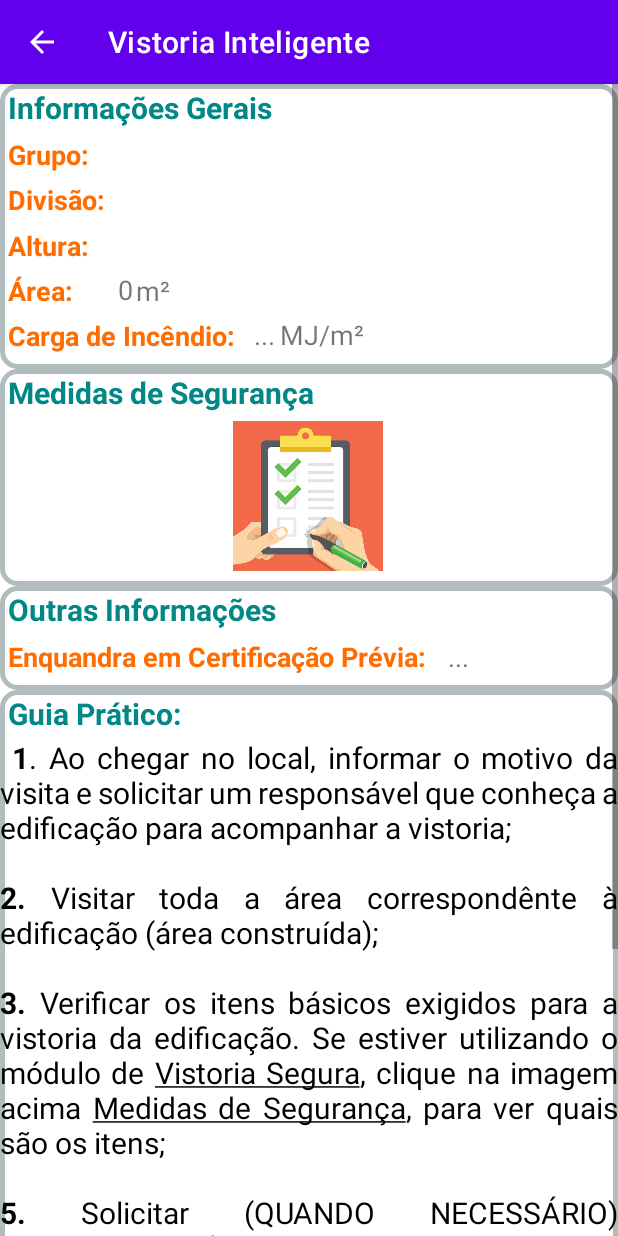
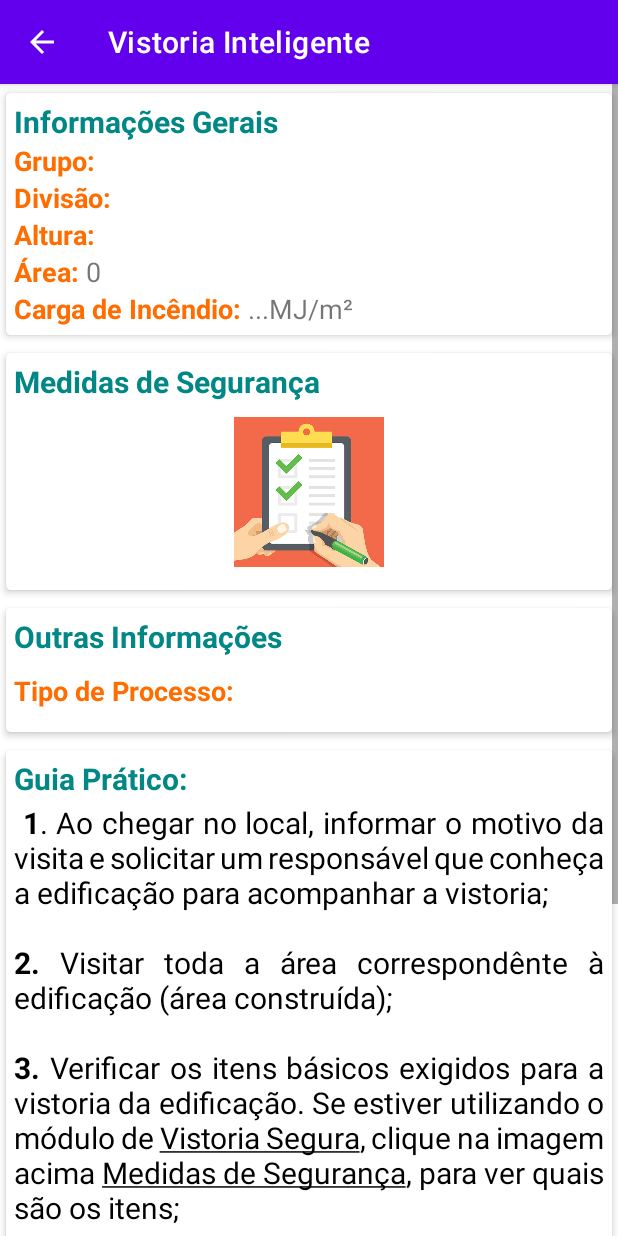
Before and after one commit to edmundobop/Vistoria_Facil, an Android app: the Controle_Resultado screen opened directly, with no data from a screen before it, on a phone screen of 412 x 824 dp. Run offline under Robolectric (Android 15) with nearby library versions, the phone set to English and light mode, and no system bars; 17 statements that could not run were skipped.

Commit message:
Alterações not 27/10/21

```diff
--- a/app/src/main/AndroidManifest.xml
+++ b/app/src/main/AndroidManifest.xml
@@ -147,7 +147,7 @@
             android:parentActivityName=".main.Vistorias" />
         <activity
             android:name=".main.vistoria.Processos"
-            android:label="Certificação Prévia"
+            android:label="Processos"
             android:parentActivityName=".main.Vistorias" />
         <activity
             android:name=".main.vistoria.Consulta_rapida"
--- a/app/src/main/java/br/com/stone4/main/MainActivity.java
+++ b/app/src/main/java/br/com/stone4/main/MainActivity.java
@@ -61,7 +61,7 @@ public class MainActivity extends AppCompatActivity {
     - otimizar escolhas - ex: divisão e1 c/ altura > 4 nao precisa perguntar se tem alojamentos
     - otimizar divisao f8 - nao precisa pedir pavimento com altura >= 3
     - otimizar divisão g5/g6 - brigada - somente para quem tem sistema de resfriamento ou espuma
-    - colocar lista de exigencias exclusivas - quando olhar posso rolar pro ladoe elas somem
+    - colocar lista de exigencias exclusivas - quando olhar posso rolar pro lado e elas somem
     - calculo Carga de Incêndio (CI)
     - incluir menu de exigencias especificas no menu de vistorias
     - incluir menu para baixar ou mostrar pdfs do site: todos relacionados a vistoria
--- a/app/src/main/java/br/com/stone4/main/vistoria/Processos.java
+++ b/app/src/main/java/br/com/stone4/main/vistoria/Processos.java
@@ -4,6 +4,7 @@ package br.com.stone4.main.vistoria;
 import androidx.appcompat.app.AppCompatActivity;
 
 
+import android.content.Intent;
 import android.os.Bundle;
 
 import com.github.barteksc.pdfviewer.PDFView;
@@ -17,8 +18,11 @@ public class Processos extends AppCompatActivity {
         super.onCreate(savedInstanceState);
         setContentView(R.layout.activity_processos);
 
+        String URLpdf = ("bizuario.pdf");
+
         PDFView pdfView = findViewById(R.id.pdf_processos);
-        pdfView.fromAsset("bizuario").load();
+        pdfView.fromAsset(URLpdf).load();
+
         // justifica o texto
         /*if (Build.VERSION.SDK_INT >= Build.VERSION_CODES.O) {
             textView.setJustificationMode(JUSTIFICATION_MODE_INTER_WORD);
--- a/app/src/main/res/layout/activity_resultado_main.xml
+++ b/app/src/main/res/layout/activity_resultado_main.xml
@@ -14,294 +14,282 @@
             android:layout_height="wrap_content"
             android:orientation="vertical">
 
-            <androidx.constraintlayout.widget.ConstraintLayout
+            <androidx.cardview.widget.CardView
                 android:layout_width="match_parent"
                 android:layout_height="wrap_content"
-                android:background="@drawable/layoult_border">
+                android:background="@drawable/layoult_border"
+                app:cardBackgroundColor="@color/white"
+                app:cardCornerRadius="3dp"
+                app:cardElevation="3dp"
+                app:cardUseCompatPadding="true"
+                app:contentPadding="5dp">
+
+                <LinearLayout
+                    android:layout_width="match_parent"
+                    android:layout_height="wrap_content"
+                    android:orientation="vertical">
 
                     <TextView
                         android:id="@+id/textView"
                         style="@style/bizus"
                         android:layout_width="wrap_content"
                         android:layout_height="wrap_content"
-                    android:layout_marginStart="5dp"
-                    android:layout_marginTop="2dp"
                         android:text="Informações Gerais"
                         android:textColor="@color/teal_700"
                         android:textSize="20dp"
-                    android:textStyle="bold"
-                    app:layout_constraintStart_toStartOf="parent"
-                    app:layout_constraintTop_toTopOf="parent"
-                    tools:ignore="MissingConstraints" />
+                        android:textStyle="bold" />
+
+                    <LinearLayout
+                        android:layout_width="wrap_content"
+                        android:layout_height="wrap_content"
+                        android:orientation="horizontal">
 
                         <TextView
                             android:id="@+id/textView3"
                             android:layout_width="wrap_content"
                             android:layout_height="wrap_content"
-                    android:layout_marginStart="5dp"
-                    android:layout_marginTop="5dp"
-                    android:text="Grupo: "
+                            android:text="Grupo:"
                             android:textColor="#FF6D00"
                             android:textSize="18dp"
-                    android:textStyle="bold"
-                    app:layout_constraintStart_toStartOf="parent"
-                    app:layout_constraintTop_toBottomOf="@+id/textView" />
+                            android:textStyle="bold" />
+
+                        <TextView
+                            android:id="@+id/textView7"
+                            android:layout_width="wrap_content"
+                            android:layout_height="match_parent"
+                            android:layout_marginStart="3dp"
+                            android:textSize="18dp" />
+                    </LinearLayout>
+
+                    <LinearLayout
+                        android:layout_width="match_parent"
+                        android:layout_height="wrap_content"
+                        android:orientation="horizontal">
 
                         <TextView
                             android:id="@+id/textView4"
                             android:layout_width="wrap_content"
                             android:layout_height="wrap_content"
-                    android:layout_marginStart="5dp"
-                    android:layout_marginTop="5dp"
                             android:text="Divisão: "
                             android:textColor="#FF6D00"
                             android:textSize="18dp"
-                    android:textStyle="bold"
-                    app:layout_constraintStart_toStartOf="parent"
-                    app:layout_constraintTop_toBottomOf="@+id/textView3" />
+                            android:textStyle="bold" />
+
+                        <TextView
+                            android:id="@+id/textView8"
+                            android:layout_width="match_parent"
+                            android:layout_height="wrap_content"
+                            android:layout_marginStart="3dp"
+                            android:textSize="18dp" />
+
+                    </LinearLayout>
+
+                    <LinearLayout
+                        android:layout_width="match_parent"
+                        android:layout_height="wrap_content"
+                        android:orientation="horizontal">
 
                         <TextView
                             android:id="@+id/textView5"
                             android:layout_width="wrap_content"
                             android:layout_height="wrap_content"
-                    android:layout_marginStart="5dp"
-                    android:layout_marginTop="6dp"
                             android:text="Altura: "
                             android:textColor="#FF6D00"
                             android:textSize="18dp"
-                    android:textStyle="bold"
-                    app:layout_constraintStart_toStartOf="parent"
-                    app:layout_constraintTop_toBottomOf="@+id/textView8" />
+                            android:textStyle="bold" />
+
+                        <TextView
+                            android:id="@+id/textView9"
+                            android:layout_width="match_parent"
+                            android:layout_height="wrap_content"
+                            android:layout_marginStart="3dp"
+                            android:textSize="18dp" />
+
+                    </LinearLayout>
+
+                    <LinearLayout
+                        android:layout_width="wrap_content"
+                        android:layout_height="wrap_content"
+                        android:orientation="horizontal">
 
                         <TextView
                             android:id="@+id/textView6"
                             android:layout_width="wrap_content"
                             android:layout_height="wrap_content"
-                    android:layout_marginStart="5dp"
-                    android:layout_marginTop="6dp"
                             android:text="Área: "
                             android:textColor="#FF6D00"
                             android:textSize="18dp"
-                    android:textStyle="bold"
-                    app:layout_constraintStart_toStartOf="parent"
-                    app:layout_constraintTop_toBottomOf="@+id/textView9" />
+                            android:textStyle="bold" />
+
+                        <TextView
+                            android:id="@+id/textView10"
+                            android:layout_width="wrap_content"
+                            android:layout_height="wrap_content"
+                            android:textSize="18dp" />
+                    </LinearLayout>
+
+                    <LinearLayout
+                        android:layout_width="wrap_content"
+                        android:layout_height="wrap_content"
+                        android:orientation="horizontal">
 
                         <TextView
                             android:id="@+id/textView17"
                             android:layout_width="wrap_content"
                             android:layout_height="wrap_content"
-                    android:layout_marginStart="5dp"
-                    android:layout_marginTop="5dp"
-                    android:layout_marginBottom="10dp"
                             android:text="Carga de Incêndio: "
                             android:textColor="#FF6D00"
                             android:textSize="18dp"
-                    android:textStyle="bold"
-                    app:layout_constraintBottom_toBottomOf="parent"
-                    app:layout_constraintStart_toStartOf="parent"
-                    app:layout_constraintTop_toBottomOf="@+id/textView6" />
+                            android:textStyle="bold" />
 
-                <TextView
-                    android:id="@+id/textView7"
-                    android:layout_width="0dp"
-                    android:layout_height="wrap_content"
-                    android:layout_marginStart="15dp"
-                    android:layout_marginTop="5dp"
-                    android:layout_marginEnd="5dp"
-                    android:textSize="18dp"
-                    app:layout_constraintEnd_toEndOf="parent"
-                    app:layout_constraintStart_toEndOf="@+id/textView3"
-                    app:layout_constraintTop_toBottomOf="@+id/textView" />
-
-                <TextView
-                    android:id="@+id/textView8"
-                    android:layout_width="0dp"
-                    android:layout_height="wrap_content"
-                    android:layout_marginStart="8dp"
-                    android:layout_marginTop="5dp"
-                    android:layout_marginEnd="5dp"
-                    android:textSize="18dp"
-                    app:layout_constraintEnd_toEndOf="parent"
-                    app:layout_constraintStart_toEndOf="@+id/textView4"
-                    app:layout_constraintTop_toBottomOf="@+id/textView7" />
-
-                <TextView
-                    android:id="@+id/textView9"
-                    android:layout_width="0dp"
-                    android:layout_height="wrap_content"
-                    android:layout_marginStart="16dp"
-                    android:layout_marginTop="5dp"
-                    android:layout_marginEnd="5dp"
-                    android:textSize="18dp"
-                    app:layout_constraintEnd_toEndOf="parent"
-                    app:layout_constraintStart_toEndOf="@+id/textView5"
-                    app:layout_constraintTop_toBottomOf="@+id/textView8" />
-
-                <TextView
-                    android:id="@+id/textView10"
-                    android:layout_width="wrap_content"
-                    android:layout_height="wrap_content"
-                    android:layout_marginStart="25dp"
-                    android:layout_marginTop="5dp"
-                    android:textSize="18dp"
-                    app:layout_constraintStart_toEndOf="@+id/textView6"
-                    app:layout_constraintTop_toBottomOf="@+id/textView9" />
 
                         <TextView
                             android:id="@+id/textView18"
                             android:layout_width="wrap_content"
                             android:layout_height="wrap_content"
-                    android:layout_marginStart="8dp"
-                    android:layout_marginTop="5dp"
                             android:text="..."
-                    android:textSize="18dp"
-                    app:layout_constraintStart_toEndOf="@+id/textView17"
-                    app:layout_constraintTop_toBottomOf="@+id/textView10" />
+                            android:textSize="18dp" />
 
                         <TextView
                             android:id="@+id/textView19"
                             android:layout_width="wrap_content"
                             android:layout_height="wrap_content"
-                    android:layout_marginStart="3dp"
-                    android:layout_marginTop="5dp"
                             android:text="MJ/m²"
-                    android:textSize="18dp"
-                    app:layout_constraintStart_toEndOf="@+id/textView18"
-                    app:layout_constraintTop_toBottomOf="@+id/textView10" />
+                            android:textSize="18dp" />
+                    </LinearLayout>
+                </LinearLayout>
+            </androidx.cardview.widget.CardView>
 
-                <TextView
-                    android:id="@+id/textView12"
-                    android:layout_width="wrap_content"
+            <com.google.android.material.card.MaterialCardView
+                android:layout_width="match_parent"
                 android:layout_height="wrap_content"
-                    android:layout_marginStart="2dp"
-                    android:layout_marginTop="6dp"
-                    android:text="m²"
-                    android:textSize="18dp"
-                    app:layout_constraintStart_toEndOf="@+id/textView10"
-                    app:layout_constraintTop_toBottomOf="@+id/textView9" />
-            </androidx.constraintlayout.widget.ConstraintLayout>
+                android:background="@drawable/layoult_border"
+                app:cardBackgroundColor="@color/white"
+                app:cardCornerRadius="3dp"
+                app:cardElevation="3dp"
+                app:cardUseCompatPadding="true"
+                app:contentPadding="5dp">
 
-            <androidx.constraintlayout.widget.ConstraintLayout
+                <LinearLayout
                     android:layout_width="match_parent"
-                android:layout_height="match_parent"
-                android:background="@drawable/layoult_border"
-                app:layout_constraintEnd_toEndOf="parent"
-                app:layout_constraintStart_toStartOf="parent">
+                    android:layout_height="wrap_content"
+                    android:clickable="true"
+                    android:onClick="onClick"
+                    android:orientation="vertical">
 
                     <TextView
                         android:id="@+id/textView11"
                         style="@style/bizus"
                         android:layout_width="wrap_content"
                         android:layout_height="wrap_content"
-                    android:layout_marginStart="5dp"
-                    android:layout_marginTop="2dp"
                         android:text="Medidas de Segurança"
                         android:textColor="@color/teal_700"
                         android:textSize="20dp"
-                    android:textStyle="bold"
-                    app:layout_constraintStart_toStartOf="parent"
-                    app:layout_constraintTop_toTopOf="parent" />
+                        android:textStyle="bold" />
 
                     <ImageView
                         android:id="@+id/button2"
                         android:layout_width="wrap_content"
                         android:layout_height="100dp"
-                    android:layout_marginTop="5dp"
-                    android:layout_marginBottom="10dp"
+                        android:layout_gravity="center"
+                        android:layout_margin="10dp"
                         android:adjustViewBounds="true"
                         android:cropToPadding="true"
                         android:onClick="onClick"
                         android:scaleType="centerInside"
                         android:src="@drawable/exigencias"
-                    app:layout_constraintBottom_toBottomOf="parent"
-                    app:layout_constraintEnd_toEndOf="parent"
-                    app:layout_constraintHorizontal_bias="0.498"
-                    app:layout_constraintStart_toStartOf="parent"
-                    app:layout_constraintTop_toBottomOf="@+id/textView11"
-                    app:layout_constraintVertical_bias="1.0"
                         app:srcCompat="@drawable/exigencias" />
+                </LinearLayout>
 
-            </androidx.constraintlayout.widget.ConstraintLayout>
+            </com.google.android.material.card.MaterialCardView>
 
-            <androidx.constraintlayout.widget.ConstraintLayout
+            <androidx.cardview.widget.CardView
                 android:layout_width="match_parent"
                 android:layout_height="wrap_content"
                 android:background="@drawable/layoult_border"
-                app:layout_constraintEnd_toEndOf="parent"
-                app:layout_constraintStart_toStartOf="parent">
+                app:cardBackgroundColor="@color/white"
+                app:cardCornerRadius="3dp"
+                app:cardElevation="3dp"
+                app:cardUseCompatPadding="true"
+                app:contentPadding="5dp">
+
+                <LinearLayout
+                    android:layout_width="match_parent"
+                    android:layout_height="wrap_content"
+                    android:orientation="vertical">
 
                     <TextView
                         android:id="@+id/textView13"
                         android:layout_width="wrap_content"
                         android:layout_height="wrap_content"
-                    android:layout_marginStart="5dp"
-                    android:layout_marginTop="2dp"
                         android:text="Outras Informações"
                         android:textColor="@color/teal_700"
                         android:textSize="20dp"
-                    android:textStyle="bold"
-                    app:layout_constraintStart_toStartOf="parent"
-                    app:layout_constraintTop_toTopOf="parent" />
+                        android:textStyle="bold" />
+
+                    <LinearLayout
+                        android:layout_width="match_parent"
+                        android:layout_height="wrap_content"
+                        android:layout_marginTop="10dp"
+                        android:layout_marginBottom="10dp"
+                        android:orientation="horizontal">
 
                         <TextView
                             android:id="@+id/textView14"
                             style="@style/bizus"
                             android:layout_width="wrap_content"
                             android:layout_height="wrap_content"
-                    android:layout_marginStart="5dp"
-                    android:layout_marginTop="5dp"
-                    android:layout_marginBottom="10dp"
-                    android:text="Enquandra em Certificação Prévia: "
+                            android:text="Tipo de Processo:"
                             android:textColor="#FF6D00"
                             android:textSize="18dp"
-                    android:textStyle="bold"
-                    app:layout_constraintBottom_toBottomOf="parent"
-                    app:layout_constraintStart_toStartOf="parent"
-                    app:layout_constraintTop_toBottomOf="@+id/textView13" />
+                            android:textStyle="bold" />
 
                         <TextView
                             android:id="@+id/textView15"
-                    android:layout_width="50sp"
+                            android:layout_width="match_parent"
                             android:layout_height="wrap_content"
-                    android:layout_marginStart="10dp"
-                    android:layout_marginTop="5dp"
-                    android:text="..."
-                    android:textSize="18dp"
-                    app:layout_constraintStart_toEndOf="@+id/textView14"
-                    app:layout_constraintTop_toBottomOf="@+id/textView13" />
+                            android:layout_marginStart="3dp"
+                            android:textSize="18dp" />
+                    </LinearLayout>
+                </LinearLayout>
+            </androidx.cardview.widget.CardView>
 
-            </androidx.constraintlayout.widget.ConstraintLayout>
-
-            <androidx.constraintlayout.widget.ConstraintLayout
+            <androidx.cardview.widget.CardView
                 android:layout_width="match_parent"
                 android:layout_height="wrap_content"
                 android:background="@drawable/layoult_border"
-                app:layout_constraintEnd_toEndOf="parent"
-                app:layout_constraintStart_toStartOf="parent">
+                app:cardBackgroundColor="@color/white"
+                app:cardCornerRadius="3dp"
+                app:cardElevation="3dp"
+                app:cardUseCompatPadding="true"
+                app:contentPadding="5dp">
+
+                <LinearLayout
+                    android:layout_width="match_parent"
+                    android:layout_height="wrap_content"
+                    android:orientation="vertical">
 
                     <TextView
                         android:id="@+id/tv_guiaPratico"
                         style="@style/Tela_Controle_Resultado"
                         android:layout_width="wrap_content"
                         android:layout_height="wrap_content"
-                    android:layout_marginStart="5dp"
-                    android:layout_marginTop="2dp"
                         android:text="Guia Prático:"
                         android:textColor="@color/teal_700"
                         android:textSize="20sp"
-                    android:textStyle="bold"
-                    app:layout_constraintStart_toStartOf="parent"
-                    app:layout_constraintTop_toTopOf="parent" />
+                        android:textStyle="bold" />
 
                     <TextView
                         android:id="@+id/txt_guiapratico"
+                        style="@style/vist_passoApassoTxt"
                         android:layout_width="match_parent"
                         android:layout_height="wrap_content"
                         android:layout_marginTop="2dp"
-                    style="@style/vist_passoApassoTxt"
-                    app:layout_constraintTop_toBottomOf="@+id/tv_guiaPratico" />
+                        android:editable="true" />
+                </LinearLayout>
 
-            </androidx.constraintlayout.widget.ConstraintLayout>
+
+            </androidx.cardview.widget.CardView>
 
         </LinearLayout>
     </ScrollView>
--- a/app/src/main/res/layout/arte_resultado.xml
+++ b/app/src/main/res/layout/arte_resultado.xml
@@ -14,8 +14,7 @@
         android:layout_width="match_parent"
         android:layout_height="wrap_content"
         android:padding="16dp"
-        android:orientation="horizontal"
-        >
+        android:orientation="horizontal">
 
         <ImageView
             android:layout_width="75dp"
--- a/app/src/main/res/values/strings.xml
+++ b/app/src/main/res/values/strings.xml
@@ -661,20 +661,21 @@ Outro distanciamento entre pontos pode ser adotado, desde que atenda aos parâme
         <i><u>IMPORTANTES: Estes bizus tem o objetivo de facilitar seu trabalho na vistoria, mas não substituem a utilização da NT. Sempre que restar dúvidas, pesquise a NT relacionada.</u></i>
     </string>
 
-    Hidrante
-    <string name="bizus_hidrante">
+    HIDRANTE E MANGOTINHO
+    <string name="bizus_hidranteM">
         <b>No que devo ficar de olho:</b>\n
         Barrilete ou Casa de Máquinas: \n
         - Sinalização e demais itens básicos de segurança;\n
         - Fonte de Energia de bombas ou máquinas: deve haver painel de energia INDEPENDENTE da edificação;\n
         - O sistema da bomba deve estar pressurizado;\n
         - Potência da bomba: verificar se o que está no projeto é o mesmo da bomba;\n
-        - Reserva Técnica: quando a reserva for compartilhada, verificar se a tubulação de incêndio está na base da caixa. Não pode haver outra tubulação concorrente de mesmo nível);\n
+        - Reserva Técnica: quando a reserva for compartilhada, verificar se a tubulação de incêndio está na base da caixa. Não pode haver outra
+        tubulação concorrente de mesmo nível;\n
         - Toda a tubulação destinada ao combate de incêndio deve estar na cor vermelha;\n
         - Painel da bomba: Deve estar energizado e no automático. EXCEÇÃO: quando não houver mais do que 6 hidrantes, o painel pode ser manual;\n\n
         Hidrantes: \n
-        - Distância: 30m ou 40m (a contar do esguicho d'água) ou mínimo 1 hidrante por pavimento;\n
-        - Esguicho d'água: mínimo de 10m de distância;\n
+        - Distância: 30m ou 40m (a contar do esguicho dágua) ou mínimo 1 hidrante por pavimento;\n
+        - Esguicho dágua: mínimo de 10m de distância;\n
         - Mangueira: A partir da data de validade (5 anos), deve haver teste hidrostático (sinalizado na própria mangueira);\n
         \n\n
         Registro de Recalque:\n
```
Also changed, not shown: 1 other file. Lines whose indentation alone changed are shown as unchanged.
